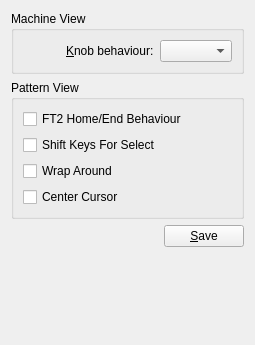
Qt form qpsycle/src/gui/configdlg/behaviourpage.ui (jpaquim/psycle) before a commit.
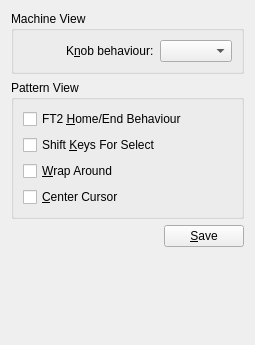
The same form after that commit.

Commit message: Keyboard shortcuts for behaviour options.

Patch:
```diff
--- a/qpsycle/src/gui/configdlg/behaviourpage.ui
+++ b/qpsycle/src/gui/configdlg/behaviourpage.ui
@@ -39,7 +39,7 @@
           <item>
            <widget class="QLabel" name="knobBehaviourLabel_" >
             <property name="text" >
-             <string>&amp;Knob behaviour:</string>
+             <string>K&amp;nob behaviour:</string>
             </property>
             <property name="buddy" >
              <cstring>knobBehaviourCombo_</cstring>
@@ -63,28 +63,28 @@
         <item>
          <widget class="QCheckBox" name="homeEndChk_" >
           <property name="text" >
-           <string>FT2 Home/End Behaviour</string>
+           <string>FT2 &amp;Home/End Behaviour</string>
           </property>
          </widget>
         </item>
         <item>
          <widget class="QCheckBox" name="shiftChk_" >
           <property name="text" >
-           <string>Shift Keys For Select</string>
+           <string>Shift &amp;Keys For Select</string>
           </property>
          </widget>
         </item>
         <item>
          <widget class="QCheckBox" name="wrapChk_" >
           <property name="text" >
-           <string>Wrap Around</string>
+           <string>&amp;Wrap Around</string>
           </property>
          </widget>
         </item>
         <item>
          <widget class="QCheckBox" name="centerCursorChk_" >
           <property name="text" >
-           <string>Center Cursor</string>
+           <string>&amp;Center Cursor</string>
           </property>
          </widget>
         </item>
```
